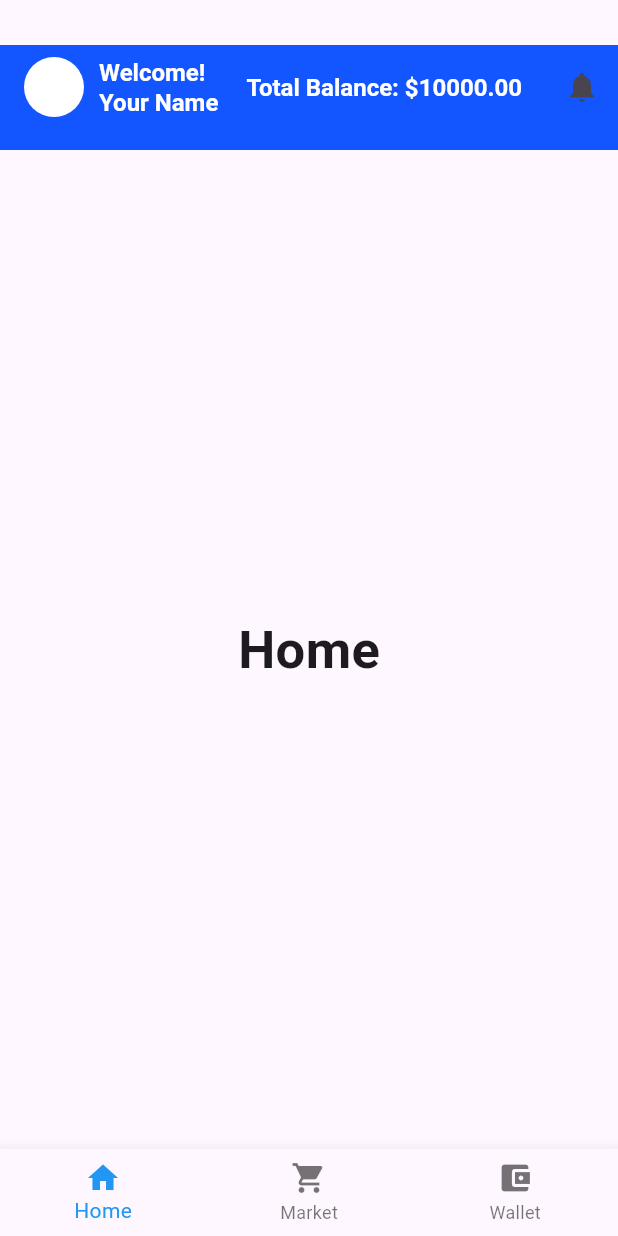
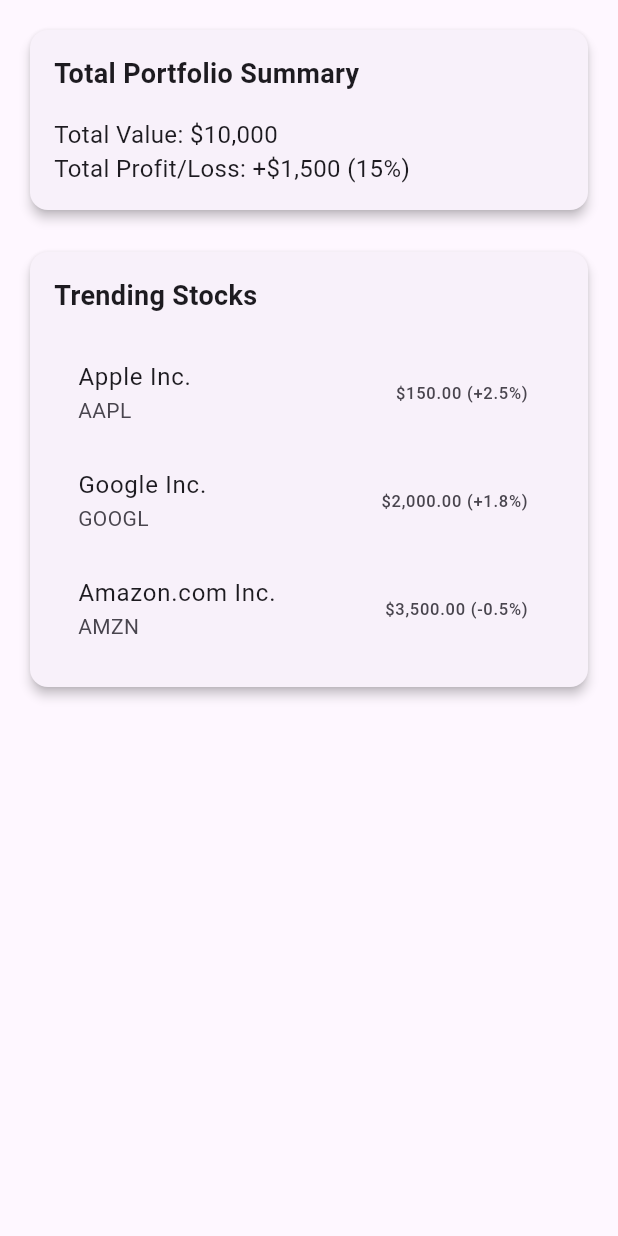
Before and after one commit to azkalbhqi/RaionProject-Flutter, a Flutter app: the HomePage screen opened directly, on a phone screen of 412 x 824 dp. Run offline on Flutter 3.47's test engine with Material 3 defaults, Android fonts, the phone set to English and light mode, and no system bars; our stand-ins replace flutter_svg, google_fonts.

Commit message:
slicing progress

```diff
--- a/lib/main.dart
+++ b/lib/main.dart
@@ -1,5 +1,8 @@
+// ignore_for_file: unused_import
+
 import 'package:flutter/material.dart';
 import './pages/onboarding_page.dart';
+import 'pages/interface.dart';
 
 void main() {
   runApp(const MainApp());
@@ -16,7 +19,7 @@
         colorScheme: ColorScheme.fromSeed(seedColor: Colors.deepPurple),
         useMaterial3: true,
       ),
-      home: const OnboardingPage(),
+      home: const Interface(),
     );
   }
 }
--- a/lib/pages/home_page.dart
+++ b/lib/pages/home_page.dart
@@ -1,10 +1,13 @@
-// ignore_for_file: use_key_in_widget_constructors, unused_import, prefer_const_constructors, prefer_const_literals_to_create_immutables, sort_child_properties_last
+// ignore_for_file: unused_import, empty_constructor_bodies, prefer_const_constructors
 
 import 'package:flutter/material.dart';
+import 'package:raionapp/pages/register_page.dart';
+import 'package:raionapp/pages/who_are_you.dart';
+import '../styles/styles.dart';
+import 'interface.dart';
 import 'package:google_fonts/google_fonts.dart';
-import '../styles/styles.dart';
+import 'package:flutter_svg/flutter_svg.dart';
 import './widget/buttons.dart';
-import './notification_page.dart';
 
 class HomePage extends StatefulWidget {
   const HomePage({super.key});
@@ -13,128 +16,83 @@
   State<HomePage> createState() => _HomePageState();
 }
 
-class _HomePageState extends State<HomePage> {
-  // Placeholder balance value
-  double totalBalance = 10000.0; // Example total balance
-  int _selectedIndex = 0;
-
-  void _onItemTapped(int index) {
-    setState(() {
-      _selectedIndex = index;
-    });
-  }
-
+class _HomePageState extends State<HomePage>{
   @override
   Widget build(BuildContext context) {
     return Scaffold(
-      appBar: PreferredSize(
-        preferredSize: Size.fromHeight(100.0), // Set the preferred height of the AppBar
-        child: Container(
-          margin: EdgeInsets.only(top: 30),
-          color: ColorStyles.primary,
-          child: AppBar(
-            backgroundColor: Colors.transparent,
-            elevation: 0,
-            title: Row(
-              mainAxisAlignment: MainAxisAlignment.spaceBetween,
-              children: [
-                Row(
-                  children: [
-                    CircleAvatar(
-                      // Add your profile picture here
-                      backgroundColor: Colors.white,
-                      radius: 20,
-                    ),
-                    SizedBox(width: 10),
-                    Column(
+
+      body: SingleChildScrollView(
+        padding: EdgeInsets.all(16),
+        child: Column(
+          crossAxisAlignment: CrossAxisAlignment.stretch,
+          children: const [
+            // Total Portfolio Summary
+            Card(
+              elevation: 3,
+              child: Padding(
+                padding: EdgeInsets.all(16),
+                child: Column(
                   crossAxisAlignment: CrossAxisAlignment.start,
                   children: [
                     Text(
-                          'Welcome!',
+                      'Total Portfolio Summary',
                       style: TextStyle(
-                            fontSize: 16,
+                        fontSize: 18,
                         fontWeight: FontWeight.bold,
-                            color: Colors.white, // Set the text color to white
                       ),
                     ),
+                    SizedBox(height: 16),
                     Text(
-                          'Your Name',
-                          style: TextStyle(
-                            fontSize: 16,
-                            fontWeight: FontWeight.bold,
-                            color: Colors.white, // Set the text color to white
+                      'Total Value: \$10,000',
+                      style: TextStyle(fontSize: 16),
                     ),
-                        ),
-                      ],
-                    ),
-                  ],
-                ),
-                // Display total balance
                     Text(
-                  'Total Balance: \$${totalBalance.toStringAsFixed(2)}',
-                  style: TextStyle(
-                    fontSize: 16,
-                    fontWeight: FontWeight.bold,
-                    color: Colors.white, // Set the text color to white
-                  ),
-                ),
-              ],
-            ),
-            actions: [
-              IconButton(
-                icon: Icon(Icons.notifications),
-                onPressed: () {
-                  Navigator.pushReplacement(
-                    context,
-                    MaterialPageRoute(builder: (context) => const NotificationPage()),
-                  );
-                },
+                      'Total Profit/Loss: +\$1,500 (15%)',
+                      style: TextStyle(fontSize: 16),
                     ),
                   ],
                 ),
               ),
             ),
-      body: Container(
-        padding: EdgeInsets.all(20),
-        child: Center(
-          child: _widgetOptions.elementAt(_selectedIndex),
+            SizedBox(height: 20),
+            // Trending Stocks
+            Card(
+              elevation: 3,
+              child: Padding(
+                padding: EdgeInsets.all(16),
+                child: Column(
+                  crossAxisAlignment: CrossAxisAlignment.start,
+                  children: [
+                    Text(
+                      'Trending Stocks',
+                      style: TextStyle(
+                        fontSize: 18,
+                        fontWeight: FontWeight.bold,
                       ),
                     ),
-      bottomNavigationBar: BottomNavigationBar(
-        items: <BottomNavigationBarItem>[
-          BottomNavigationBarItem(
-            icon: Icon(Icons.home),
-            label: 'Home',
+                    SizedBox(height: 16),
+                    ListTile(
+                      title: Text('Apple Inc.'),
+                      subtitle: Text('AAPL'),
+                      trailing: Text('\$150.00 (+2.5%)'),
                     ),
-          BottomNavigationBarItem(
-            icon: Icon(Icons.shopping_cart),
-            label: 'Market',
+                    ListTile(
+                      title: Text('Google Inc.'),
+                      subtitle: Text('GOOGL'),
+                      trailing: Text('\$2,000.00 (+1.8%)'),
                     ),
-          BottomNavigationBarItem(
-            icon: Icon(Icons.account_balance_wallet),
-            label: 'Wallet',
+                    ListTile(
+                      title: Text('Amazon.com Inc.'),
+                      subtitle: Text('AMZN'),
+                      trailing: Text('\$3,500.00 (-0.5%)'),
                     ),
                   ],
-        currentIndex: _selectedIndex,
-        selectedItemColor: Colors.blue, // Change the color of the selected item
-        onTap: _onItemTapped,
+                ),
+              ),
+            ),
+          ],
+        ),
       ),
     );
   }
-
-  // Widget options for the bottom navigation bar
-  static const List<Widget> _widgetOptions = <Widget>[
-    Text(
-      'Home',
-      style: TextStyle(fontSize: 35, fontWeight: FontWeight.bold),
-    ),
-    Text(
-      'Market',
-      style: TextStyle(fontSize: 35, fontWeight: FontWeight.bold),
-    ),
-    Text(
-      'Wallet',
-      style: TextStyle(fontSize: 35, fontWeight: FontWeight.bold),
-    ),
-  ];
 }
--- a/lib/pages/login_page.dart
+++ b/lib/pages/login_page.dart
@@ -4,7 +4,7 @@
 import 'package:raionapp/pages/register_page.dart';
 import 'package:raionapp/pages/who_are_you.dart';
 import '../styles/styles.dart';
-import './home_page.dart';
+import 'interface.dart';
 import 'package:google_fonts/google_fonts.dart';
 import 'package:flutter_svg/flutter_svg.dart';
 import './widget/buttons.dart';
@@ -59,7 +59,7 @@
                 ),
                 ElevatedButton(
                   onPressed: () {
-                    Navigator.pushReplacement(context, MaterialPageRoute(builder: (context) =>  const HomePage()));
+                    Navigator.pushReplacement(context, MaterialPageRoute(builder: (context) =>  const Interface()));
                   },
                   child: Text('Sign In'),
                 ),
--- a/lib/pages/notification_page.dart
+++ b/lib/pages/notification_page.dart
@@ -4,7 +4,7 @@
 import 'package:google_fonts/google_fonts.dart';
 import '../styles/styles.dart';
 import './widget/buttons.dart';
-import './home_page.dart';
+import 'interface.dart';
 
 class NotificationPage extends StatefulWidget {
   const NotificationPage({super.key});
@@ -25,7 +25,7 @@
             Navigator.pushReplacement(
               context,
               MaterialPageRoute(
-                builder: (context) => const HomePage(),
+                builder: (context) => const Interface(),
               ),
             ); // Add functionality to navigate back
           },
--- /dev/null
+++ b/lib/pages/portofolio_page.dart
@@ -0,0 +1,60 @@
+// ignore_for_file: use_key_in_widget_constructors, unused_import, prefer_const_constructors
+
+import 'package:flutter/material.dart';
+import 'package:google_fonts/google_fonts.dart';
+import '../styles/styles.dart';
+import './widget/buttons.dart';
+import 'interface.dart';
+
+class PortofolioPage extends StatefulWidget {
+  const PortofolioPage({super.key});
+
+  @override
+  State<PortofolioPage> createState() => _PortofolioPageState();
+}
+
+class _PortofolioPageState extends State<PortofolioPage> {
+  // Example stocks
+  List<Stock> stocks = [
+    Stock(name: 'Apple', price: 150.0, quantity: 10),
+    Stock(name: 'Google', price: 2000.0, quantity: 5),
+    Stock(name: 'Amazon', price: 3500.0, quantity: 2),
+  ];
+
+  @override
+  Widget build(BuildContext context) {
+    return Scaffold(
+      appBar: AppBar(
+        title: Text('Stock Portfolio'),
+      ),
+      body: ListView.builder(
+        itemCount: stocks.length,
+        itemBuilder: (context, index) {
+          final stock = stocks[index];
+          final double currentValue = stock.price * stock.quantity;
+          final double totalInvestment = stock.price * stock.quantity;
+          final double percentage = ((currentValue - totalInvestment) / totalInvestment) * 100;
+
+          return ListTile(
+            title: Text(stock.name),
+            subtitle: Column(
+              crossAxisAlignment: CrossAxisAlignment.start,
+              children: [
+                Text('Current Value: \$${currentValue.toStringAsFixed(2)}'),
+                Text('Profit/Loss: ${percentage.toStringAsFixed(2)}%'),
+              ],
+            ),
+          );
+        },
+      ),
+    );
+  }
+}
+
+class Stock {
+  final String name;
+  final double price;
+  final int quantity;
+
+  Stock({required this.name, required this.price, required this.quantity});
+}
```
Also changed, not shown: lib/pages/interface.dart (added, +91 -0 lines), lib/pages/market_page.dart (added, +85 -0 lines). Lines whose indentation alone changed are shown as unchanged.
